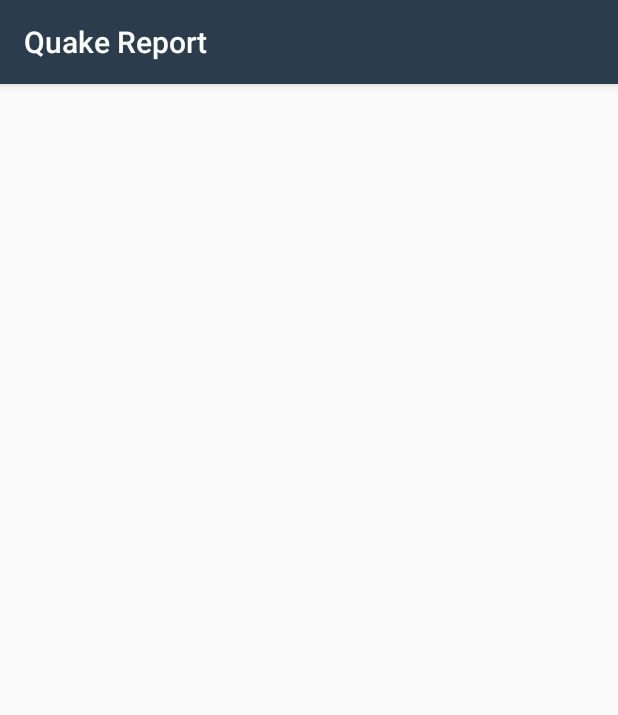
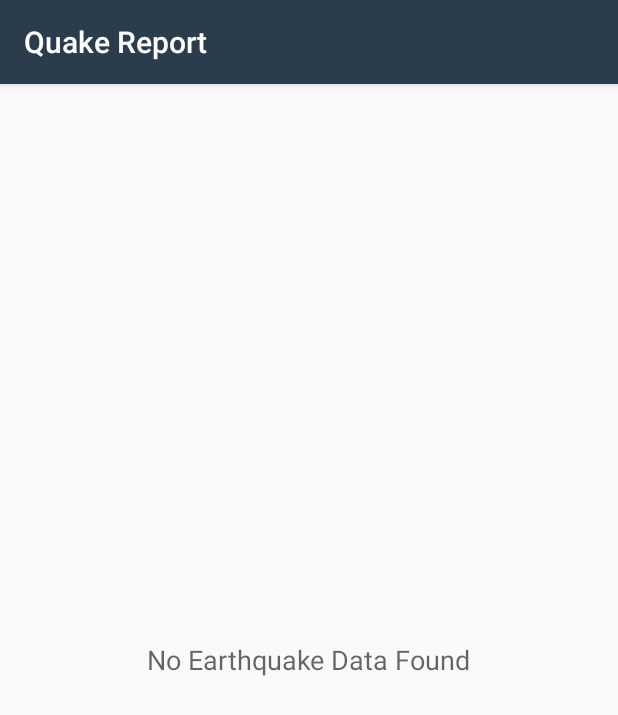
Before and after one commit to baguiar428/ABND-Earthquake_App, an Android app: the screen it shows after launch (EarthquakeActivity), on a phone screen of 412 x 824 dp. Shown: the top 715 px of the screen. Run offline under Robolectric (Android 15) with nearby library versions, the phone set to English and light mode, and no system bars.

Commit message:
Added setEmptyView for when No Data is found

```diff
--- a/app/src/main/java/com/example/android/quakereport/EarthquakeActivity.java
+++ b/app/src/main/java/com/example/android/quakereport/EarthquakeActivity.java
@@ -24,10 +24,12 @@ import android.net.Uri;
 import android.os.AsyncTask;
 import android.os.Bundle;
 import android.support.v7.app.AppCompatActivity;
+import android.util.Log;
 import android.view.View;
 import android.widget.AdapterView;
 import android.widget.ArrayAdapter;
 import android.widget.ListView;
+import android.widget.TextView;
 
 import java.net.URL;
 import java.util.ArrayList;
@@ -51,9 +53,12 @@ public class EarthquakeActivity extends AppCompatActivity implements LoaderManag
      * Adapter for the list of earthquakes
      */
     private EarthquakeAdapter mAdapter;
+    private TextView mEmptyStateTextView;
 
     @Override
     protected void onCreate(Bundle savedInstanceState) {
+        Log.i(LOG_TAG, "TEST onCreate method has been called");
+
         super.onCreate(savedInstanceState);
         setContentView(R.layout.earthquake_activity);
 
@@ -64,9 +69,11 @@ public class EarthquakeActivity extends AppCompatActivity implements LoaderManag
         // the bundle. Pass in this activity for the LoaderCallbacks parameter (which is valid
         // because this activity implements the LoaderCallbacks interface).
         loaderManager.initLoader(EARTHQUAKE_LOADER_ID, null, this);
+        Log.i(LOG_TAG, "TEST: initLoader has been called");
+
 
         // Find a reference to the {@link ListView} in the layout
-        ListView earthquakeListView = (ListView) findViewById(R.id.list);
+        ListView earthquakeListView = (ListView) findViewById(R.id.earthquake_list);
 
         // Create a new adapter that takes an empty list of earthquakes as input
         mAdapter = new EarthquakeAdapter(this, new ArrayList<Earthquake>());
@@ -74,6 +81,10 @@ public class EarthquakeActivity extends AppCompatActivity implements LoaderManag
         // Set the adapter on the {@link ListView}
         // so the list can be populated in the user interface
         earthquakeListView.setAdapter(mAdapter);
+
+        //If there is no earthquake data returned
+        mEmptyStateTextView = (TextView) findViewById(R.id.no_earthquake_data);
+        earthquakeListView.setEmptyView(mEmptyStateTextView);
 
         // Set an item click listener on the ListView, which sends an intent to a web browser
         // to open a website with more information about the selected earthquake.
@@ -96,14 +107,19 @@ public class EarthquakeActivity extends AppCompatActivity implements LoaderManag
     }
 
     @Override
+
     public Loader<List<Earthquake>> onCreateLoader(int i, Bundle args) {
         // Create a new loader for the given URL
+        Log.i(LOG_TAG, "TEST: onCreateLoader has been called");
+
         return new EarthquakeLoader(this, USGS_REQUEST_URL);
     }
 
     @Override
     public void onLoadFinished(Loader<List<Earthquake>> loader, List<Earthquake> earthquakes) {
         // Clear the adapter of previous earthquake data
+        Log.i(LOG_TAG, "TEST: onLoadFinished has been called");
+
         mAdapter.clear();
 
         // If there is a valid list of {@link Earthquake}s, then add them to the adapter's
@@ -111,69 +127,16 @@ public class EarthquakeActivity extends AppCompatActivity implements LoaderManag
         if (earthquakes != null && !earthquakes.isEmpty()) {
             mAdapter.addAll(earthquakes);
         }
+
+        // Set empty state text to display "No earthquakes found."
+        mEmptyStateTextView.setText(R.string.no_earthquake_found);
     }
 
     @Override
     public void onLoaderReset(Loader<List<Earthquake>> loader) {
         // Loader reset, so we can clear out our existing data.
+        Log.i(LOG_TAG, "TEST: onLoaderReset has been called");
+
         mAdapter.clear();
     }
-
-    /**
-        // Start the AsyncTask to fetch the earthquake data
-        EarthquakeAsyncTask task = new EarthquakeAsyncTask();
-        task.execute(USGS_REQUEST_URL);
-    }
-
-
-     * {@link AsyncTask} to perform the network request on a background thread, and then
-     * update the UI with the list of earthquakes in the response.
-     * <p>
-     * AsyncTask has three generic parameters: the input type, a type used for progress updates, and
-     * an output type. Our task will take a String URL, and return an Earthquake. We won't do
-     * progress updates, so the second generic is just Void.
-     * <p>
-     * We'll only override two of the methods of AsyncTask: doInBackground() and onPostExecute().
-     * The doInBackground() method runs on a background thread, so it can run long-running code
-     * (like network activity), without interfering with the responsiveness of the app.
-     * Then onPostExecute() is passed the result of doInBackground() method, but runs on the
-     * UI thread, so it can use the produced data to update the UI.
-
-    private class EarthquakeAsyncTask extends AsyncTask<String, Void, List<Earthquake>> {
-
-        /**
-         * This method runs on a background thread and performs the network request.
-         * We should not update the UI from a background thread, so we return a list of
-         * {@link Earthquake}s as the result.
-         *
-        @Override
-        protected List<Earthquake> doInBackground(String... urls) {
-            // Don't perform the request if there are no URLs, or the first URL is null.
-            if (urls.length < 1 || urls[0] == null) {
-                return null;
-            }
-
-            List<Earthquake> result = QueryUtils.fetchEarthquakeData(urls[0]);
-            return result;
-        }
-
-        /**
-         * This method runs on the main UI thread after the background work has been
-         * completed. This method receives as input, the return value from the doInBackground()
-         * method. First we clear out the adapter, to get rid of earthquake data from a previous
-         * query to USGS. Then we update the adapter with the new list of earthquakes,
-         * which will trigger the ListView to re-populate its list items.
-
-        @Override
-        protected void onPostExecute(List<Earthquake> data) {
-            // Clear the adapter of previous earthquake data
-            mAdapter.clear();
-
-            // If there is a valid list of {@link Earthquake}s, then add them to the adapter's
-            // data set. This will trigger the ListView to update.
-            if (data != null && !data.isEmpty()) {
-                mAdapter.addAll(data);
-            }
-        }
-    } */
 }
--- a/app/src/main/java/com/example/android/quakereport/EarthquakeLoader.java
+++ b/app/src/main/java/com/example/android/quakereport/EarthquakeLoader.java
@@ -2,6 +2,7 @@ package com.example.android.quakereport;
 
 import android.content.AsyncTaskLoader;
 import android.content.Context;
+import android.util.Log;
 
 import java.util.List;
 
@@ -32,12 +33,16 @@ public class EarthquakeLoader extends AsyncTaskLoader<List<Earthquake>> {
 
     @Override
     protected void onStartLoading() {
+        Log.i(LOG_TAG, "TEST: startLoading method has been called");
+
         forceLoad();
     }
 
     //This is on a background thread.
     @Override
     public List<Earthquake> loadInBackground() {
+        Log.i(LOG_TAG, "TEST: loadInBackground method has been called");
+
         // Don't perform the request if there are no URLs, or the first URL is null.
         if (mUrl == null) {
             return null;
--- a/app/src/main/java/com/example/android/quakereport/QueryUtils.java
+++ b/app/src/main/java/com/example/android/quakereport/QueryUtils.java
@@ -34,6 +34,8 @@ public final class QueryUtils {
      */
     public static List<Earthquake> fetchEarthquakeData(String requestUrl) {
         // Create URL object
+        Log.i(LOG_TAG, "TEST: fetchEarthquakeData has been called");
+
         URL url = createUrl(requestUrl);
 
         // Perform HTTP request to the URL and receive a JSON response back
--- a/app/src/main/res/layout/earthquake_activity.xml
+++ b/app/src/main/res/layout/earthquake_activity.xml
@@ -13,11 +13,32 @@
      See the License for the specific language governing permissions and
      limitations under the License.
 -->
-<!-- Layout for a list of earthquakes -->
+<!-- Layout for a list of earthquakes
 <ListView xmlns:android="http://schemas.android.com/apk/res/android"
     android:id="@+id/list"
     android:orientation="vertical"
     android:layout_width="match_parent"
     android:layout_height="match_parent"
     android:divider="@null"
-    android:dividerHeight="0dp"/>
+    android:dividerHeight="0dp"/> -->
+
+<RelativeLayout
+    xmlns:android="http://schemas.android.com/apk/res/android"
+    android:layout_width="match_parent"
+    android:layout_height="match_parent">
+
+    <ListView
+        android:id="@+id/earthquake_list"
+        android:layout_width="match_parent"
+        android:layout_height="match_parent"
+        android:divider="@null"
+        android:dividerHeight="0dp"/>
+
+    <TextView
+        android:id="@+id/no_earthquake_data"
+        android:layout_width="wrap_content"
+        android:layout_height="wrap_content"
+        android:layout_centerInParent="true"
+        android:textAppearance="?android:textAppearanceMedium"/>
+
+</RelativeLayout>
--- a/app/src/main/res/values/strings.xml
+++ b/app/src/main/res/values/strings.xml
@@ -18,4 +18,6 @@
 
     <string name="near_the">Near the</string>
 
+    <string name="no_earthquake_found">No Earthquake Data Found</string>
+
 </resources>
```
